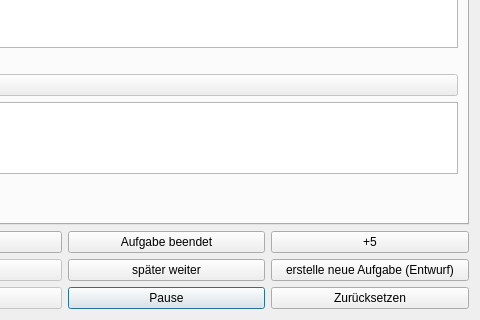
The window that src/ui/task_running.ui (amogorkon/watnu) describes before a commit, drawn with Qt 5; both pictures show x 147 to 627 and y 220 to 540 of the 627 by 540 pixel window.
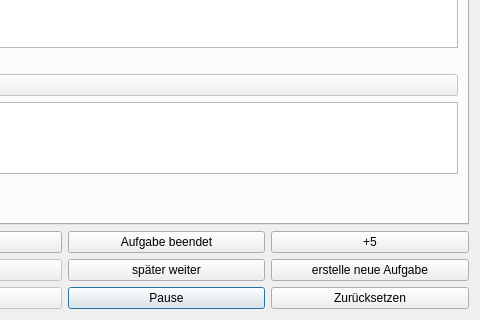
The same window after the commit.

Diff of the .ui file:
```diff
--- a/src/ui/task_running.ui
+++ b/src/ui/task_running.ui
@@ -353,7 +353,7 @@
         <bool>true</bool>
        </property>
        <property name="text">
-        <string>erstelle neue Aufgabe (Entwurf)</string>
+        <string>erstelle neue Aufgabe</string>
        </property>
        <property name="shortcut">
         <string>6</string>
```
